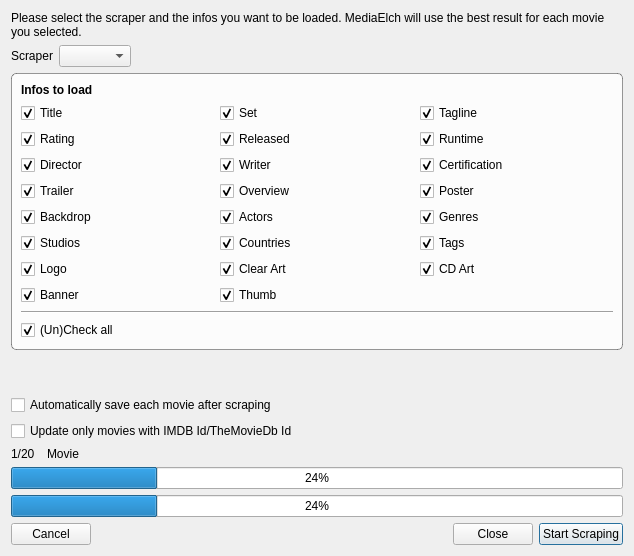
Before: the Qt Designer form movies/MovieMultiScrapeDialog.ui in Komet/MediaElch, drawn with Qt 5.
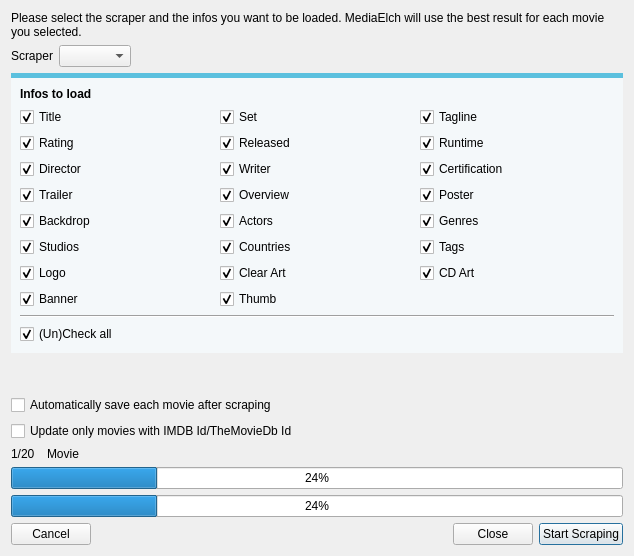
After: the same form once the commit is applied. Icons and pictures are not drawn. Custom widgets are drawn as their Qt base class.

Diff of the .ui file:
```diff
--- a/movies/MovieMultiScrapeDialog.ui
+++ b/movies/MovieMultiScrapeDialog.ui
@@ -71,9 +71,9 @@
     <widget class="QGroupBox" name="groupBox">
      <property name="styleSheet">
       <string notr="true">QGroupBox {
-	border: 1px solid rgba(0, 0, 0, 100);
-	border-radius: 5px;
-	background-color: rgba(255, 255, 255, 200);
+    border-radius: 0px;
+    border-top: 5px solid #5BC0DE; 
+    background-color: #F4F8FA;
 }</string>
      </property>
      <property name="title">
```
